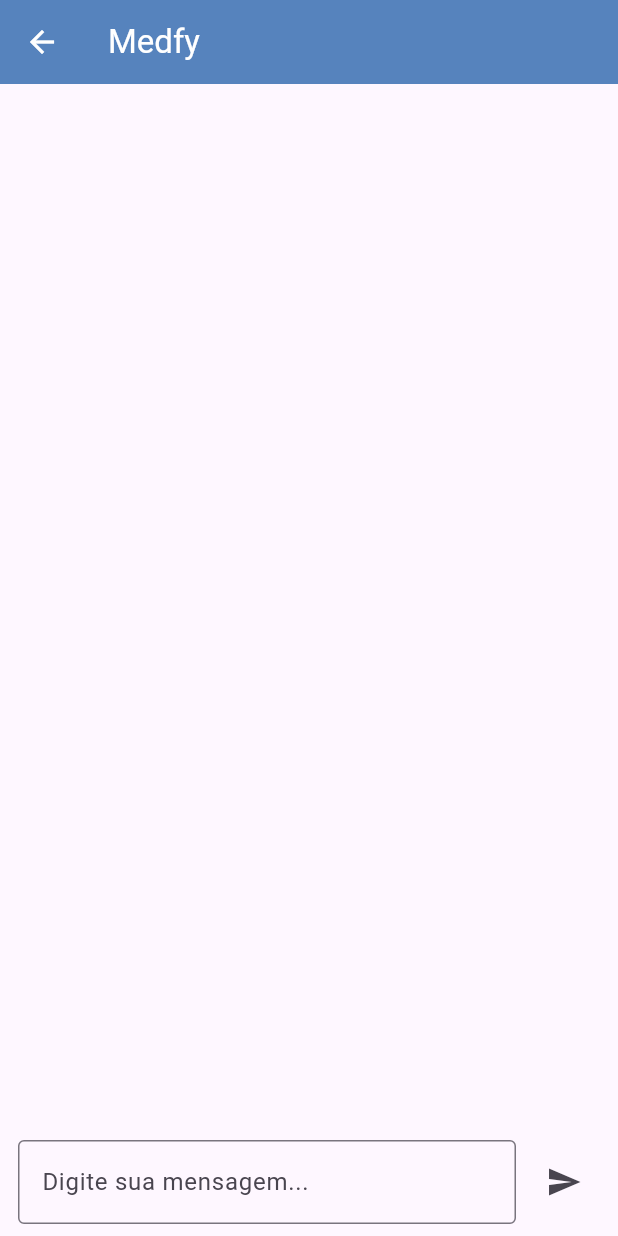
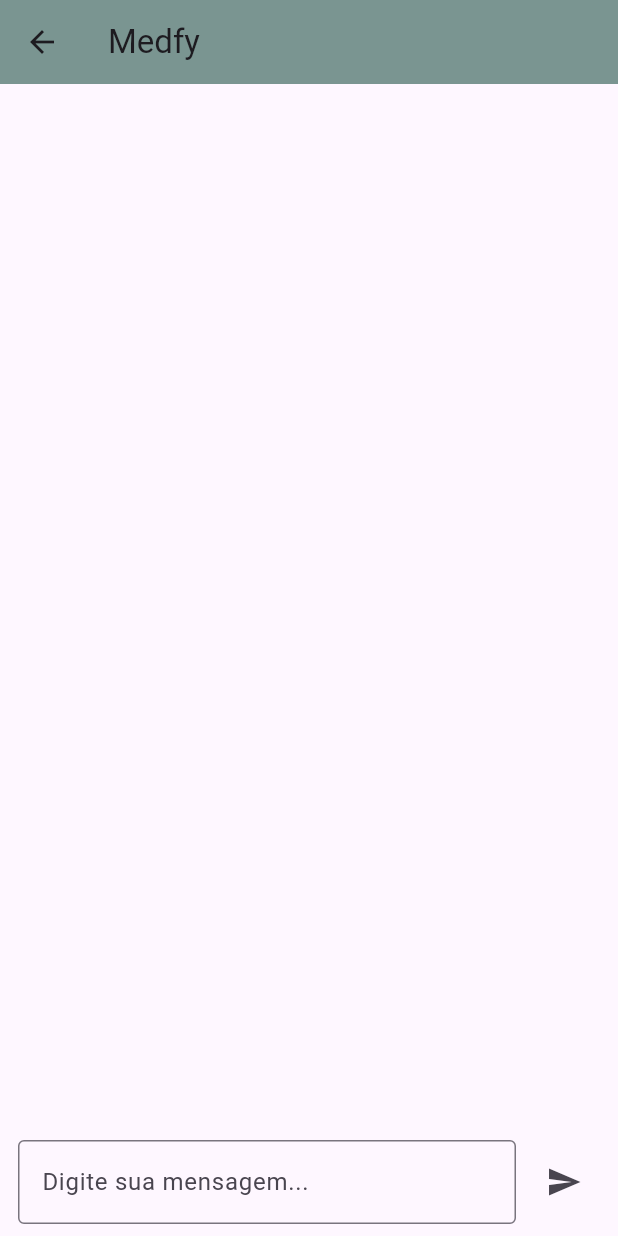
Before and after one commit to Kaique59/App-Medy-flutter, a Flutter app: the ChatPage screen opened directly, on a phone screen of 412 x 824 dp. Run offline on Flutter 3.47's test engine with Material 3 defaults, Android fonts, the phone set to English and light mode, and no system bars; our stand-ins replace audioplayers, youtube_player_flutter; missing offline and left inert: circle_bottom_navigation.

Commit message:
Alteração nas cores

```diff
--- a/flutter_application_1/lib/Config/app_colors.dart
+++ b/flutter_application_1/lib/Config/app_colors.dart
@@ -1,8 +1,9 @@
 import 'package:flutter/cupertino.dart';
+import 'package:flutter/material.dart';
 import 'package:flutter_application_1/pages/audio_rolando.dart';
 
 class AppColors {
   static Color amareloMenu = Color(0xFFFFEDA4);
-  static Color azulMenu = Color(0xFF5683BD);
-  static Color azulEscuroMenu = Color(0xFF4170AE);
+  static Color verdePrincipal = const Color(0xFF7A9591);
+  static Color verdeBotao = Colors.grey[400]!;
 }
--- a/flutter_application_1/lib/chat_page.dart
+++ b/flutter_application_1/lib/chat_page.dart
@@ -21,6 +21,8 @@ class _ChatPageState extends State<ChatPage> {
   final List<ChatMessage> _messages = [];
   final TextEditingController _controller = TextEditingController();
   bool _isLoading = false;
+
+  final Color verdePrincipal = const Color(0xFF7A9591);
 
   static const String _apiKey = "AIzaSyC6dDxQLHx8076s5YPNGQzauoS4gREw0Yk";
 
@@ -119,9 +121,8 @@ Mensagem do usuário: $prompt
   Widget build(BuildContext context) {
     return Scaffold(
       appBar: AppBar(
+        backgroundColor: verdePrincipal,
         title: const Text('Medfy'),
-        backgroundColor: AppColors.azulMenu,
-        foregroundColor: Colors.white,
       ),
       body: Column(
         children: [
--- a/flutter_application_1/lib/pages/hub_page_view.dart
+++ b/flutter_application_1/lib/pages/hub_page_view.dart
@@ -45,8 +45,8 @@ class _HubPageViewState extends State<HubPageView> {
         body: listPage[currentPage],
 
         bottomNavigationBar: CircleBottomNavigation(
-          circleColor: AppColors.azulEscuroMenu,
-          barBackgroundColor: AppColors.azulMenu,
+          circleColor: AppColors.verdeBotao,
+          barBackgroundColor: AppColors.verdePrincipal,
           barHeight: 70,
           circleSize: 40,
           initialSelection: currentPage,
```
